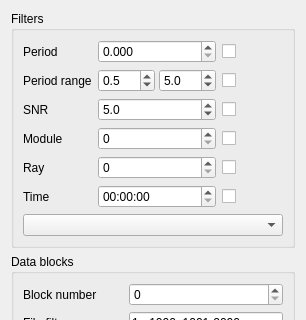
Before: the Qt Designer form src/analytics.ui in vtyulb/BSA-Analytics, drawn with Qt 5; both pictures show x 0 to 306 and y 0 to 320 of the 306 by 1540 pixel window.
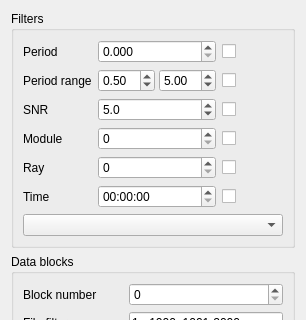
After: the same form once the commit is applied.

Commit message: duplicates block

```diff
--- a/src/analytics.ui
+++ b/src/analytics.ui
@@ -153,7 +153,7 @@
            <item>
             <widget class="QDoubleSpinBox" name="periodRangeLeft">
              <property name="decimals">
-              <number>1</number>
+              <number>2</number>
              </property>
              <property name="value">
               <double>0.500000000000000</double>
@@ -163,7 +163,7 @@
            <item>
             <widget class="QDoubleSpinBox" name="periodRangeRight">
              <property name="decimals">
-              <number>1</number>
+              <number>2</number>
              </property>
              <property name="value">
               <double>5.000000000000000</double>
```
The commit also changes 1 other file.
